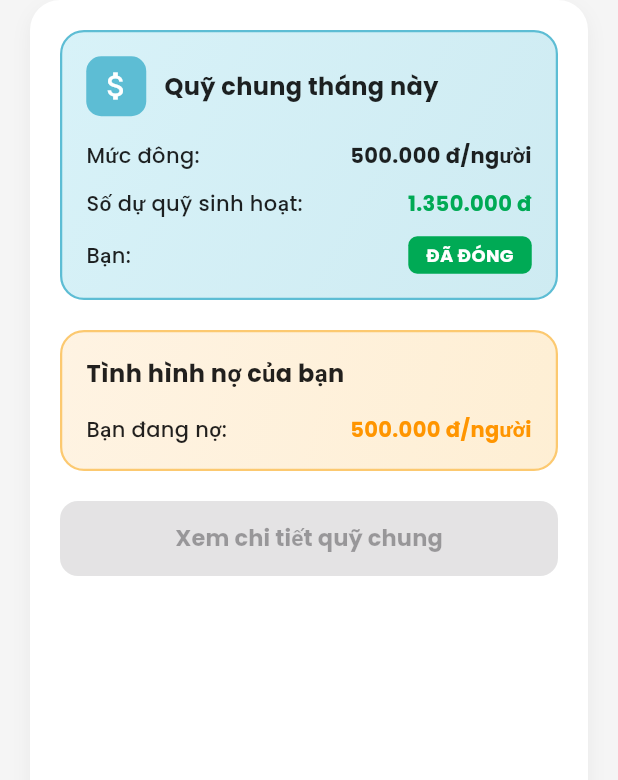
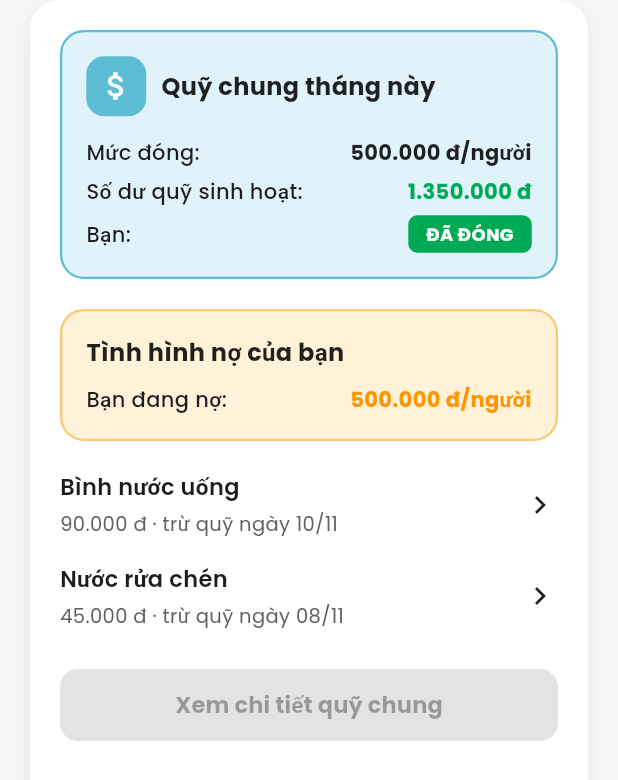
Before and after one commit to Nongcode/BTL_Android, a Flutter app: the MonthlyFundCard widget shown alone on an empty page, opened directly, on a phone screen of 412 x 824 dp. Shown: the top 780 px of the screen. Run offline on Flutter 3.47's test engine with Material 3 defaults, Android fonts, the phone set to English and light mode, and no system bars; our stand-ins replace google_fonts.

Commit message:
Update information about the shared fund section at home

```diff
--- a/lib/features/home/presentation/widgets/monthly_fund_card.dart
+++ b/lib/features/home/presentation/widgets/monthly_fund_card.dart
@@ -22,34 +22,77 @@ class MonthlyFundCard extends StatelessWidget {
         ],
       ),
       child: Column(
+        crossAxisAlignment: CrossAxisAlignment.start,
         children: [
-          // 1. Card Quỹ chung tháng này (phần trên)
-          Container(
+          /// ---------------- CARD 1: QUỸ CHUNG ----------------
+          _buildFundSummary(),
+
+          const SizedBox(height: 20),
+
+          /// ---------------- CARD 2: NỢ CỦA BẠN ----------------
+          _buildDebtStatus(),
+
+          const SizedBox(height: 20),
+
+          /// ---------------- LIST EXPENSE ITEMS ----------------
+          _buildExpenseItem(
+            title: "Bình nước uống",
+            subtitle: "90.000 đ · trừ quỹ ngày 10/11",
+          ),
+          const SizedBox(height: 16),
+
+          _buildExpenseItem(
+            title: "Nước rửa chén",
+            subtitle: "45.000 đ · trừ quỹ ngày 08/11",
+          ),
+
+          const SizedBox(height: 26),
+
+          /// ---------------- BUTTON ----------------
+          SizedBox(
+            width: double.infinity,
+            height: 48,
+            child: ElevatedButton(
+              onPressed: onPressed,
+              style: ElevatedButton.styleFrom(
+                backgroundColor: const Color(0xFF7DD4E8),
+                foregroundColor: Colors.white,
+                elevation: 0,
+                shape: RoundedRectangleBorder(
+                  borderRadius: BorderRadius.circular(12),
+                ),
+              ),
+              child: const Text(
+                "Xem chi tiết quỹ chung",
+                style: TextStyle(fontWeight: FontWeight.bold, fontSize: 15),
+              ),
+            ),
+          ),
+        ],
+      ),
+    );
+  }
+
+  // ---------------- UI BLOCKS ----------------
+
+  Widget _buildFundSummary() {
+    return Container(
       padding: const EdgeInsets.all(16),
       decoration: BoxDecoration(
-              gradient: LinearGradient(
-                colors: [
-                  const Color(0xFF7DD4E8).withOpacity(0.3),
-                  const Color(0xFF5DBDD4).withOpacity(0.3),
-                ],
-                begin: Alignment.topLeft,
-                end: Alignment.bottomRight,
-              ),
+        color: const Color(0xFFE0F3FA),
         borderRadius: BorderRadius.circular(16),
         border: Border.all(color: const Color(0xFF5DBDD4), width: 1.5),
       ),
       child: Column(
         crossAxisAlignment: CrossAxisAlignment.start,
         children: [
-                // Tiêu đề với icon
           Row(
             children: [
               Container(
-                      width: 40,
-                      height: 40,
+                padding: const EdgeInsets.all(8),
                 decoration: BoxDecoration(
                   color: const Color(0xFF5DBDD4),
-                        borderRadius: BorderRadius.circular(10),
+                  borderRadius: BorderRadius.circular(12),
                 ),
                 child: const Icon(
                   Icons.attach_money,
@@ -57,46 +100,35 @@ class MonthlyFundCard extends StatelessWidget {
                   size: 24,
                 ),
               ),
-                    const SizedBox(width: 12),
+              const SizedBox(width: 10),
               const Text(
                 "Quỹ chung tháng này",
                 style: TextStyle(
+                  fontSize: 16,
                   fontWeight: FontWeight.bold,
-                        fontSize: 16,
                   color: Colors.black87,
                 ),
               ),
             ],
           ),
-                const SizedBox(height: 16),
+          const SizedBox(height: 14),
 
-                // Mục "Mục đông"
-                _buildFundRow(
-                  label: "Mức đông:",
-                  value: "500.000 đ/người",
-                  valueColor: Colors.black87,
+          _buildRow("Mức đóng:", "500.000 đ/người"),
+          const SizedBox(height: 6),
+
+          _buildRow(
+            "Số dư quỹ sinh hoạt:",
+            "1.350.000 đ",
+            const Color(0xFF00AA55),
           ),
-                const SizedBox(height: 12),
+          const SizedBox(height: 6),
 
-                // Mục "Số dự quỹ sinh hoạt"
-                _buildFundRow(
-                  label: "Số dự quỹ sinh hoạt:",
-                  value: "1.350.000 đ",
-                  valueColor: const Color(0xFF00AA55),
-                ),
-                const SizedBox(height: 12),
-
-                // Mục "Bạn"
           Row(
             children: [
               const Expanded(
                 child: Text(
                   "Bạn:",
-                        style: TextStyle(
-                          fontWeight: FontWeight.w500,
-                          fontSize: 14,
-                          color: Colors.black87,
-                        ),
+                  style: TextStyle(fontSize: 14, fontWeight: FontWeight.w500),
                 ),
               ),
               Container(
@@ -111,9 +143,9 @@ class MonthlyFundCard extends StatelessWidget {
                 child: const Text(
                   "ĐÃ ĐÓNG",
                   style: TextStyle(
+                    color: Colors.white,
+                    fontSize: 12,
                     fontWeight: FontWeight.bold,
-                          fontSize: 12,
-                          color: Colors.white,
                   ),
                 ),
               ),
@@ -121,22 +153,14 @@ class MonthlyFundCard extends StatelessWidget {
           ),
         ],
       ),
-          ),
+    );
+  }
 
-          const SizedBox(height: 20),
-
-          // 2. Card Tình hình nợ của bạn (phần dưới)
-          Container(
+  Widget _buildDebtStatus() {
+    return Container(
       padding: const EdgeInsets.all(16),
       decoration: BoxDecoration(
-              gradient: LinearGradient(
-                colors: [
-                  const Color(0xFFFDD8A1).withOpacity(0.3),
-                  const Color(0xFFFCC970).withOpacity(0.3),
-                ],
-                begin: Alignment.topLeft,
-                end: Alignment.bottomRight,
-              ),
+        color: const Color(0xFFFFF2D9),
         borderRadius: BorderRadius.circular(16),
         border: Border.all(color: const Color(0xFFFCC970), width: 1.5),
       ),
@@ -151,60 +175,52 @@ class MonthlyFundCard extends StatelessWidget {
               color: Colors.black87,
             ),
           ),
-                const SizedBox(height: 16),
+          const SizedBox(height: 10),
 
-                _buildFundRow(
-                  label: "Bạn đang nợ:",
-                  value: "500.000 đ/người",
-                  valueColor: const Color(0xFFFF9500),
+          _buildRow("Bạn đang nợ:", "500.000 đ/người", const Color(0xFFFF9500)),
+        ],
+      ),
+    );
+  }
+
+  Widget _buildExpenseItem({required String title, required String subtitle}) {
+    return GestureDetector(
+      onTap: () {},
+      child: Row(
+        children: [
+          Expanded(
+            child: Column(
+              crossAxisAlignment: CrossAxisAlignment.start,
+              children: [
+                Text(
+                  title,
+                  style: const TextStyle(
+                    fontWeight: FontWeight.w600,
+                    fontSize: 15,
+                  ),
+                ),
+                const SizedBox(height: 4),
+                Text(
+                  subtitle,
+                  style: TextStyle(fontSize: 13, color: Colors.grey.shade700),
                 ),
               ],
             ),
           ),
 
-          const SizedBox(height: 20),
-
-          // 3. Button "Xem chi tiết quỹ chung"
-          SizedBox(
-            width: double.infinity,
-            height: 50,
-            child: ElevatedButton(
-              onPressed: onPressed,
-              style: ElevatedButton.styleFrom(
-                backgroundColor: AppColors.primary,
-                foregroundColor: Colors.white,
-                shape: RoundedRectangleBorder(
-                  borderRadius: BorderRadius.circular(12),
-                ),
-                elevation: 0,
-              ),
-              child: const Text(
-                "Xem chi tiết quỹ chung",
-                style: TextStyle(fontWeight: FontWeight.bold, fontSize: 15),
-              ),
-            ),
-          ),
+          const Icon(Icons.chevron_right, color: Colors.black87, size: 24),
         ],
       ),
     );
   }
 
-  // Helper widget để build các hàng thông tin
-  Widget _buildFundRow({
-    required String label,
-    required String value,
-    required Color valueColor,
-  }) {
+  Widget _buildRow(String label, String value, [Color? color]) {
     return Row(
       children: [
         Expanded(
           child: Text(
             label,
-            style: const TextStyle(
-              fontWeight: FontWeight.w500,
-              fontSize: 14,
-              color: Colors.black87,
-            ),
+            style: const TextStyle(fontWeight: FontWeight.w500, fontSize: 14),
           ),
         ),
         Text(
@@ -212,7 +228,7 @@ class MonthlyFundCard extends StatelessWidget {
           style: TextStyle(
             fontWeight: FontWeight.bold,
             fontSize: 14,
-            color: valueColor,
+            color: color ?? Colors.black87,
           ),
         ),
       ],
```
Lines whose indentation alone changed are shown as unchanged.
